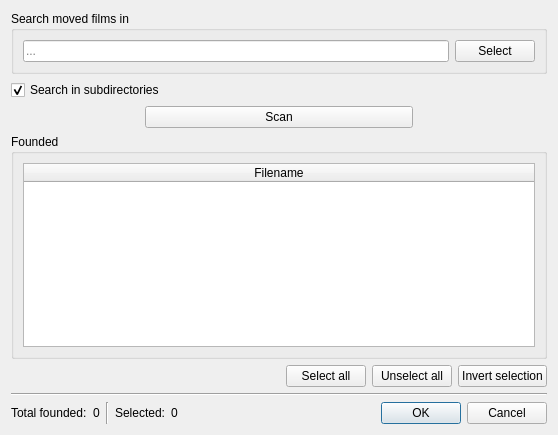
Old version of the form src/movedfilmswindow.ui in the repository eugene-melnik/alexandra.
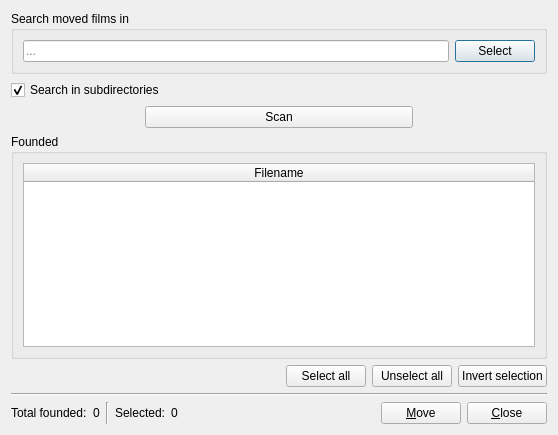
New version of the form. Icons and pictures are not drawn.

What changed in the file:
```diff
--- a/src/movedfilmswindow.ui
+++ b/src/movedfilmswindow.ui
@@ -247,9 +247,19 @@
       </spacer>
      </item>
      <item>
-      <widget class="QDialogButtonBox" name="buttonBox">
-       <property name="standardButtons">
-        <set>QDialogButtonBox::Cancel|QDialogButtonBox::Ok</set>
+      <widget class="QPushButton" name="bMove">
+       <property name="text">
+        <string>&amp;Move</string>
+       </property>
+      </widget>
+     </item>
+     <item>
+      <widget class="QPushButton" name="bClose">
+       <property name="text">
+        <string>&amp;Close</string>
+       </property>
+       <property name="autoDefault">
+        <bool>false</bool>
        </property>
       </widget>
      </item>
```
Left out of the diff: 6 changed lines with no effect on the pictures.
